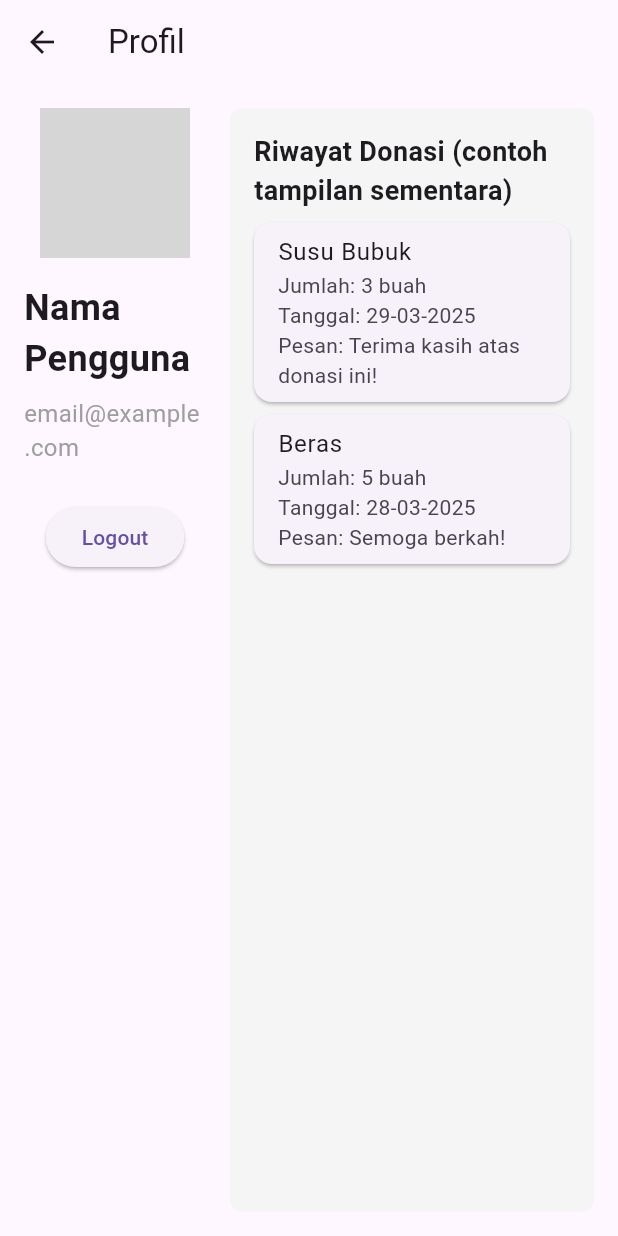
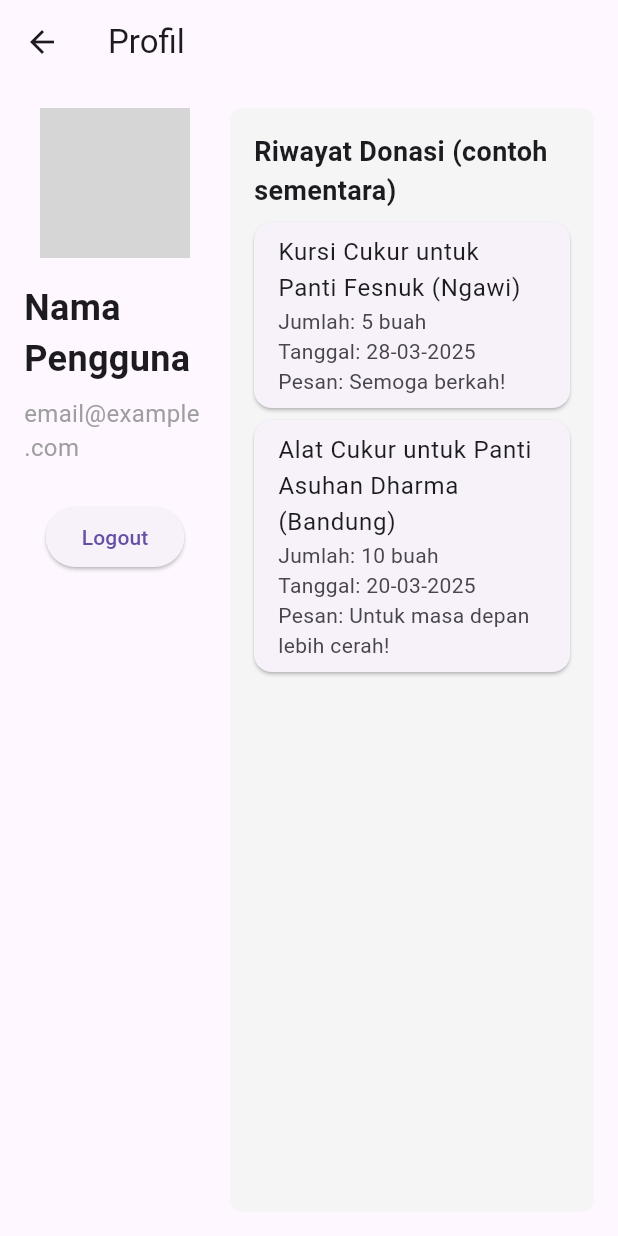
Before and after one commit to rafialifa100/hand_2_heart_mobile_kelompok7, a Flutter app: the ProfilePage screen opened directly, on a phone screen of 412 x 824 dp. Run offline on Flutter 3.47's test engine with Material 3 defaults, Android fonts, the phone set to English and light mode, and no system bars; grey boxes are pictures that could not be loaded.

Commit message:
Update riwayat_donasi.dart
menyesuaikan dengan isi data donasi barang

```diff
--- a/lib/riwayat_donasi.dart
+++ b/lib/riwayat_donasi.dart
@@ -6,19 +6,21 @@ class RiwayatDonasi extends StatelessWidget {
 
   @override
   Widget build(BuildContext context) {
-    // Contoh data riwayat donasi
+    // Contoh data riwayat donasi (update sesuai struktur di donasibarang.dart)
     final List<Map<String, String>> donationHistory = [
       {
-        'nama': 'Susu Bubuk',
-        'jumlah': '3',
-        'tanggal': '29-03-2025',
-        'pesan': 'Terima kasih atas donasi ini!',
-      },
-      {
-        'nama': 'Beras',
+        'panti': 'Panti Fesnuk (Ngawi)',
+        'barang': 'Kursi Cukur',
         'jumlah': '5',
         'tanggal': '28-03-2025',
         'pesan': 'Semoga berkah!',
+      },
+      {
+        'panti': 'Panti Asuhan Dharma (Bandung)',
+        'barang': 'Alat Cukur',
+        'jumlah': '10',
+        'tanggal': '20-03-2025',
+        'pesan': 'Untuk masa depan lebih cerah!',
       },
     ];
 
@@ -33,12 +35,12 @@ class RiwayatDonasi extends StatelessWidget {
         crossAxisAlignment: CrossAxisAlignment.start,
         children: [
           const Text(
-            'Riwayat Donasi (contoh tampilan sementara)',
+            'Riwayat Donasi (contoh sementara)',
             style: TextStyle(fontSize: 18, fontWeight: FontWeight.bold),
           ),
           const SizedBox(height: 8),
-          // Gunakan Flexible untuk menghindari error
-          Flexible(
+          // Gunakan Expanded agar tidak error pada ListView
+          Expanded(
             child: ListView.builder(
               itemCount: donationHistory.length,
               itemBuilder: (context, index) {
@@ -46,7 +48,7 @@ class RiwayatDonasi extends StatelessWidget {
                 return Card(
                   margin: const EdgeInsets.only(bottom: 8),
                   child: ListTile(
-                    title: Text(history['nama'] ?? ''),
+                    title: Text('${history['barang']} untuk ${history['panti']}'),
                     subtitle: Column(
                       crossAxisAlignment: CrossAxisAlignment.start,
                       children: [
```
